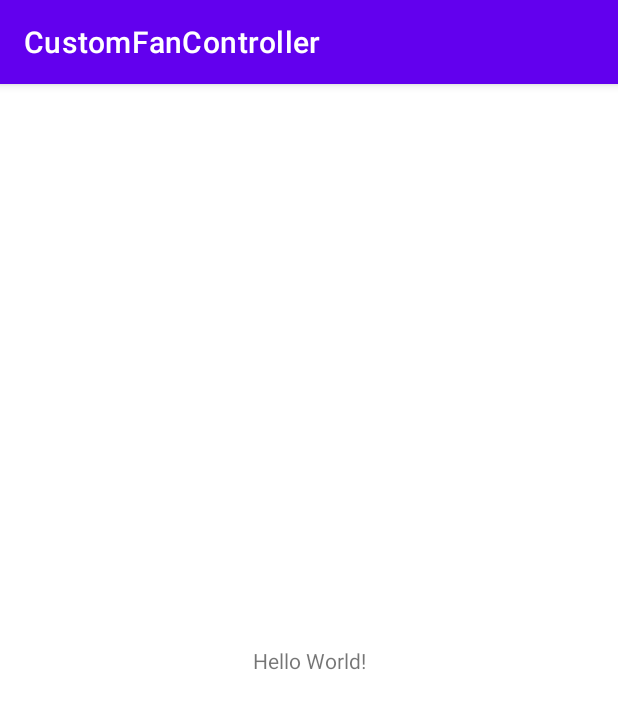
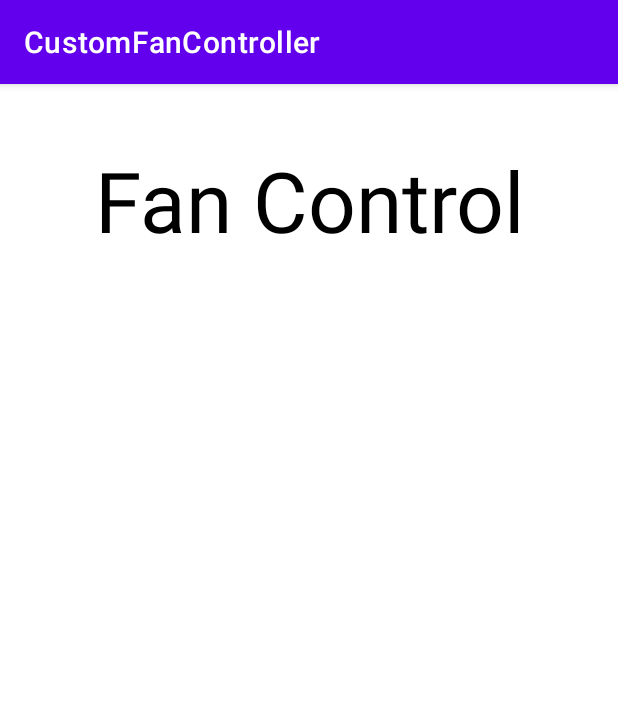
Before and after one commit to knutvalen/CustomFanController, an Android app: the screen it shows after launch (MainActivity), on a phone screen of 412 x 824 dp. Shown: the top 709 px of the screen. Run offline under Robolectric (Android 15) with nearby library versions, the phone set to English and light mode, and no system bars.

Commit message:
Update activity_main.xml

```diff
--- a/app/src/main/res/layout/activity_main.xml
+++ b/app/src/main/res/layout/activity_main.xml
@@ -7,12 +7,18 @@
     tools:context=".MainActivity">
 
     <TextView
+        android:id="@+id/customViewLabel"
+        android:textAppearance="@style/Base.TextAppearance.AppCompat.Display3"
         android:layout_width="wrap_content"
         android:layout_height="wrap_content"
-        android:text="Hello World!"
-        app:layout_constraintBottom_toBottomOf="parent"
+        android:padding="@dimen/text_view_padding"
+        android:textColor="@android:color/black"
+        android:layout_marginStart="@dimen/default_margin"
+        android:layout_marginEnd="@dimen/default_margin"
+        android:layout_marginTop="@dimen/margin_top"
+        android:text="@string/fan_control"
         app:layout_constraintLeft_toLeftOf="parent"
         app:layout_constraintRight_toRightOf="parent"
-        app:layout_constraintTop_toTopOf="parent" />
+        app:layout_constraintTop_toTopOf="parent"/>
 
 </androidx.constraintlayout.widget.ConstraintLayout>
```
